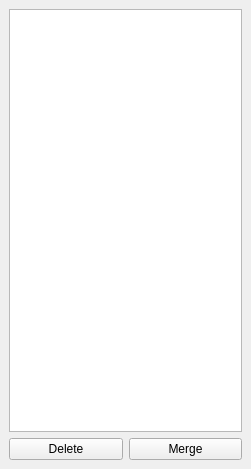
This is cloudclean/cloudclean/layerview.ui in seasonsfx/Masters as Qt 5 draws it before an edit. The edited form follows.
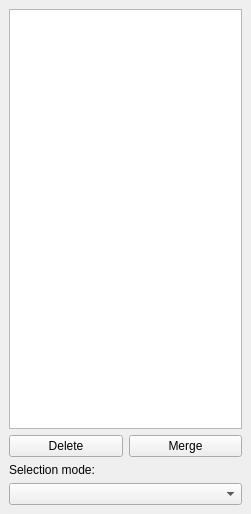
This is the edited form.

```diff
--- a/cloudclean/cloudclean/layerview.ui
+++ b/cloudclean/cloudclean/layerview.ui
@@ -7,7 +7,7 @@
     <x>0</x>
     <y>0</y>
     <width>251</width>
-    <height>469</height>
+    <height>514</height>
    </rect>
   </property>
   <property name="windowTitle">
@@ -16,7 +16,14 @@
   <widget class="QWidget" name="dockWidgetContents">
    <layout class="QVBoxLayout" name="verticalLayout_2">
     <item>
-     <widget class="QListView" name="listView"/>
+     <widget class="QListView" name="listView">
+      <property name="sizePolicy">
+       <sizepolicy hsizetype="Expanding" vsizetype="Expanding">
+        <horstretch>0</horstretch>
+        <verstretch>0</verstretch>
+       </sizepolicy>
+      </property>
+     </widget>
     </item>
     <item>
      <layout class="QHBoxLayout" name="horizontalLayout">
@@ -36,6 +43,20 @@
       </item>
      </layout>
     </item>
+    <item>
+     <layout class="QVBoxLayout" name="verticalLayout">
+      <item>
+       <widget class="QLabel" name="selection_mode_label">
+        <property name="text">
+         <string>Selection mode:</string>
+        </property>
+       </widget>
+      </item>
+      <item>
+       <widget class="QComboBox" name="selection_mode_combo"/>
+      </item>
+     </layout>
+    </item>
    </layout>
   </widget>
  </widget>
```
